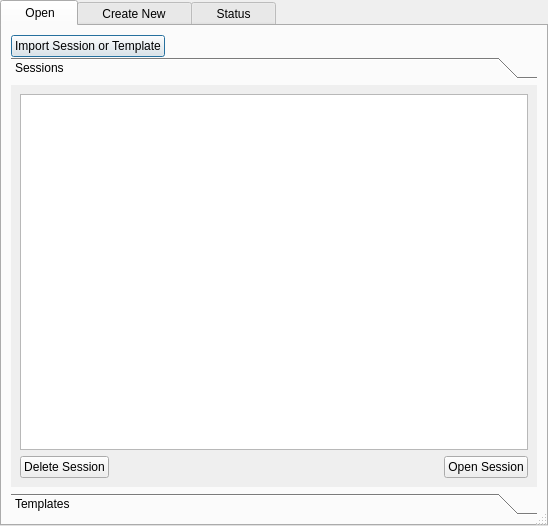
First picture: the form in oostudio/OOStudioBase.ui, repository ccherrett/oom, before the edit.
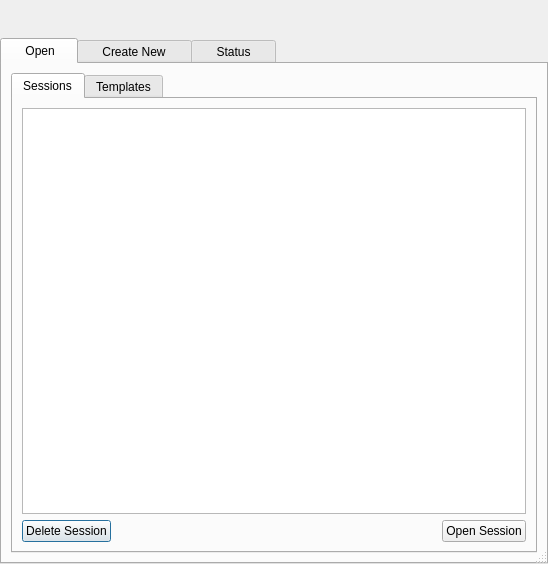
Second picture: the form after the edit.

Commit message: OOStudio: Made some visual changes

```diff
--- a/oostudio/OOStudioBase.ui
+++ b/oostudio/OOStudioBase.ui
@@ -23,6 +23,67 @@
    <property name="margin">
     <number>0</number>
    </property>
+   <item>
+    <layout class="QHBoxLayout" name="horizontalLayout_12">
+     <property name="topMargin">
+      <number>0</number>
+     </property>
+     <property name="bottomMargin">
+      <number>0</number>
+     </property>
+     <item>
+      <widget class="QToolButton" name="m_btnImport">
+       <property name="toolTip">
+        <string>Import existing session or session template</string>
+       </property>
+       <property name="text">
+        <string/>
+       </property>
+       <property name="iconSize">
+        <size>
+         <width>25</width>
+         <height>25</height>
+        </size>
+       </property>
+       <property name="autoRaise">
+        <bool>true</bool>
+       </property>
+      </widget>
+     </item>
+     <item>
+      <spacer name="horizontalSpacer_7">
+       <property name="orientation">
+        <enum>Qt::Horizontal</enum>
+       </property>
+       <property name="sizeHint" stdset="0">
+        <size>
+         <width>40</width>
+         <height>20</height>
+        </size>
+       </property>
+      </spacer>
+     </item>
+     <item>
+      <widget class="QToolButton" name="m_btnExit">
+       <property name="toolTip">
+        <string>Exit OOStudio</string>
+       </property>
+       <property name="text">
+        <string/>
+       </property>
+       <property name="iconSize">
+        <size>
+         <width>25</width>
+         <height>25</height>
+        </size>
+       </property>
+       <property name="autoRaise">
+        <bool>true</bool>
+       </property>
+      </widget>
+     </item>
+    </layout>
+   </item>
    <item>
     <widget class="QTabWidget" name="m_tabWidget">
      <property name="currentIndex">
@@ -32,52 +93,20 @@
       <attribute name="title">
        <string>    Open   </string>
       </attribute>
-      <layout class="QVBoxLayout" name="verticalLayout_3" stretch="0,0">
+      <layout class="QVBoxLayout" name="verticalLayout_3" stretch="0">
        <property name="spacing">
         <number>0</number>
        </property>
        <item>
-        <layout class="QHBoxLayout" name="horizontalLayout_6">
-         <property name="topMargin">
+        <widget class="QTabWidget" name="m_sessionBox">
+         <property name="tabPosition">
+          <enum>QTabWidget::North</enum>
+         </property>
+         <property name="currentIndex">
           <number>0</number>
          </property>
-         <item>
-          <widget class="QPushButton" name="m_btnImport">
-           <property name="toolTip">
-            <string>Import existing session or session template</string>
-           </property>
-           <property name="text">
-            <string>Import Session or Template</string>
-           </property>
-          </widget>
-         </item>
-         <item>
-          <spacer name="horizontalSpacer_5">
-           <property name="orientation">
-            <enum>Qt::Horizontal</enum>
-           </property>
-           <property name="sizeHint" stdset="0">
-            <size>
-             <width>40</width>
-             <height>20</height>
-            </size>
-           </property>
-          </spacer>
-         </item>
-        </layout>
-       </item>
-       <item>
-        <widget class="QToolBox" name="m_sessionBox">
-         <widget class="QWidget" name="m_groupSessionPage1">
-          <property name="geometry">
-           <rect>
-            <x>0</x>
-            <y>0</y>
-            <width>532</width>
-            <height>397</height>
-           </rect>
-          </property>
-          <attribute name="label">
+         <widget class="QWidget" name="m_sessionBoxPage1" native="true">
+          <attribute name="title">
            <string>Sessions</string>
           </attribute>
           <layout class="QVBoxLayout" name="verticalLayout_4">
@@ -151,16 +180,8 @@
            </item>
           </layout>
          </widget>
-         <widget class="QWidget" name="page">
-          <property name="geometry">
-           <rect>
-            <x>0</x>
-            <y>0</y>
-            <width>532</width>
-            <height>397</height>
-           </rect>
-          </property>
-          <attribute name="label">
+         <widget class="QWidget" name="m_sessionBoxPage2" native="true">
+          <attribute name="title">
            <string>Templates</string>
           </attribute>
           <layout class="QVBoxLayout" name="verticalLayout_2">
```
Left out of the diff: 3 changed lines with no effect on the pictures. The commit also changes 3 other files.
